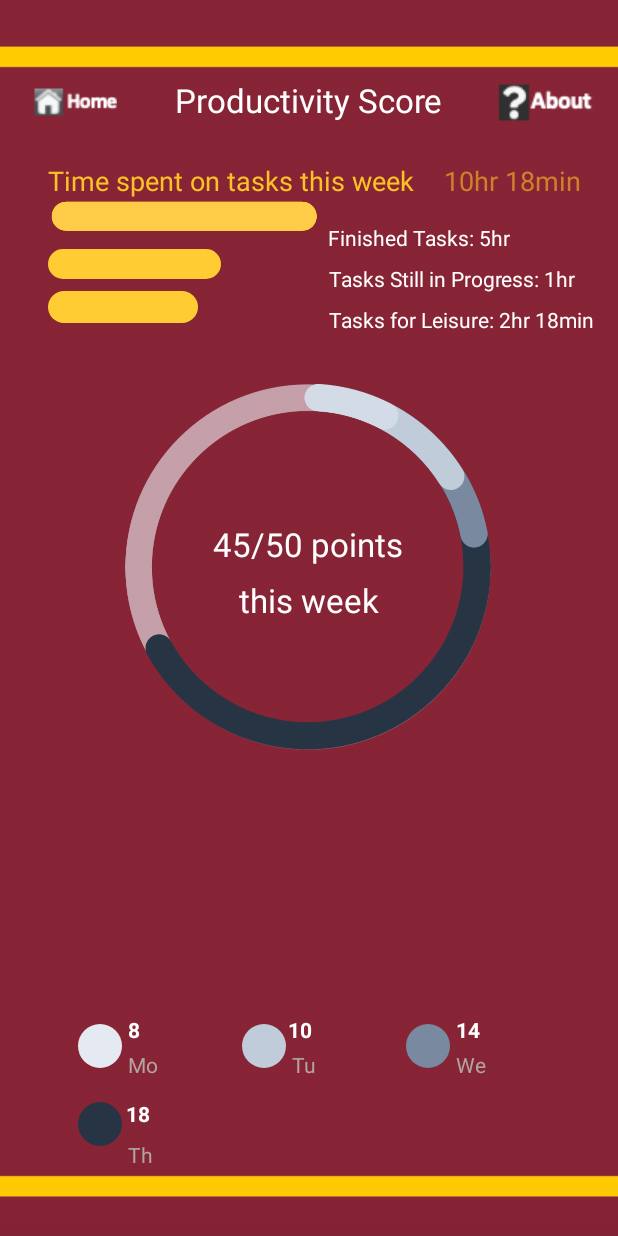
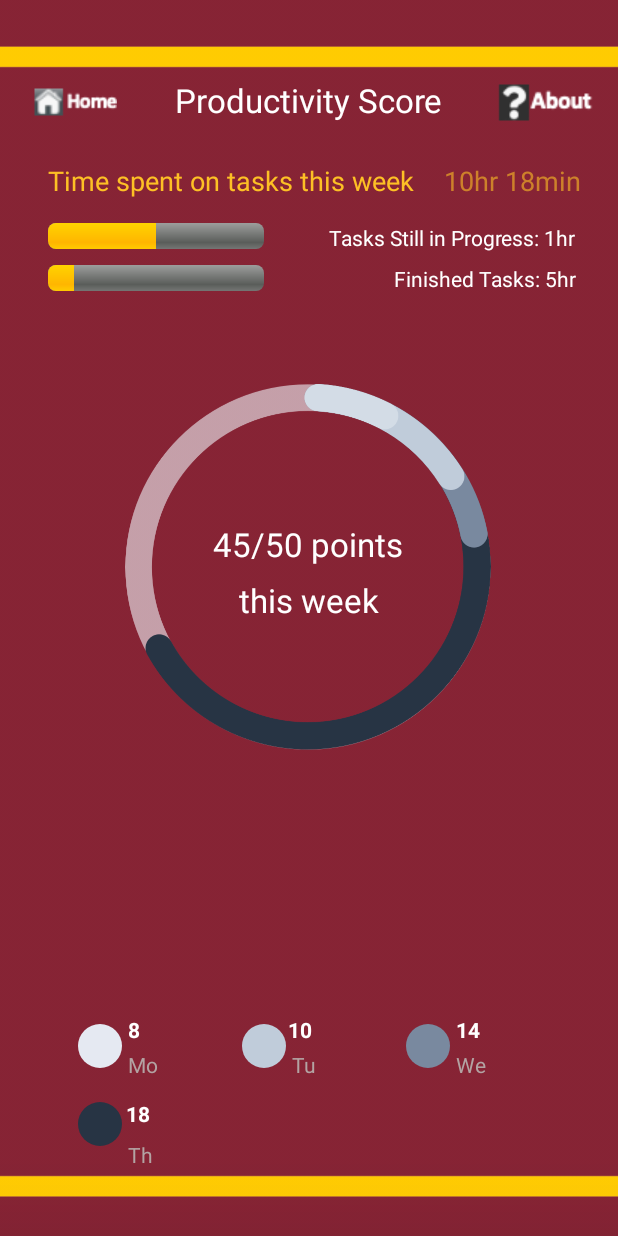
Before and after one commit to eliset2973/Schedule4U, an Android app: the layout activity_productivity.xml on its own in the app's theme, with its tools: preview values and no code run, on a phone screen of 412 x 824 dp. Run offline under Robolectric (Android 15) with nearby library versions, the phone set to English and light mode, and no system bars.

Commit message:
progress bar fixed

```diff
--- a/Schedule4U/app/src/main/res/layout/activity_productivity.xml
+++ b/Schedule4U/app/src/main/res/layout/activity_productivity.xml
@@ -84,36 +84,14 @@
         app:layout_constraintTop_toTopOf="parent"
         app:srcCompat="@drawable/raster" />
 
-    <ImageView
-        android:id="@+id/prod_rectangle2"
-        android:layout_width="115dp"
-        android:layout_height="20dp"
-        android:layout_marginStart="32dp"
-        android:layout_marginLeft="32dp"
-        android:layout_marginTop="9dp"
-        android:background="@drawable/rectangle"
-        app:layout_constraintStart_toStartOf="parent"
-        app:layout_constraintTop_toBottomOf="@+id/bar" />
-
-    <View
-        android:id="@+id/prod_rectangle3"
-        android:layout_width="100dp"
-        android:layout_height="21dp"
-        android:layout_marginStart="32dp"
-        android:layout_marginLeft="32dp"
-        android:layout_marginTop="8dp"
-        android:background="@drawable/rectangle"
-        app:layout_constraintStart_toStartOf="parent"
-        app:layout_constraintTop_toBottomOf="@+id/prod_rectangle2" />
-
     <TextView
         android:id="@+id/prod_text1"
         android:layout_width="wrap_content"
         android:layout_height="wrap_content"
         android:layout_marginTop="16dp"
-        android:layout_marginEnd="72dp"
-        android:layout_marginRight="72dp"
-        android:text="@string/prod_text1"
+        android:layout_marginEnd="28dp"
+        android:layout_marginRight="28dp"
+        android:text="@string/prod_text2"
         android:textColor="#FFFFFF"
         app:layout_constraintEnd_toEndOf="parent"
         app:layout_constraintTop_toBottomOf="@+id/prod_time_spent" />
@@ -125,22 +103,10 @@
         android:layout_marginTop="8dp"
         android:layout_marginEnd="28dp"
         android:layout_marginRight="28dp"
-        android:text="@string/prod_text2"
+        android:text="@string/prod_text1"
         android:textColor="#FFFFFF"
         app:layout_constraintEnd_toEndOf="parent"
         app:layout_constraintTop_toBottomOf="@+id/prod_text1" />
-
-    <TextView
-        android:id="@+id/prod_text3"
-        android:layout_width="wrap_content"
-        android:layout_height="wrap_content"
-        android:layout_marginTop="8dp"
-        android:layout_marginEnd="16dp"
-        android:layout_marginRight="16dp"
-        android:text="@string/prod_text3"
-        android:textColor="#FFFFFF"
-        app:layout_constraintEnd_toEndOf="parent"
-        app:layout_constraintTop_toBottomOf="@+id/prod_text2" />
 
     <TextView
         android:id="@+id/prod_text4"
@@ -315,19 +281,35 @@
         app:layout_constraintBottom_toBottomOf="parent"
         app:layout_constraintStart_toStartOf="parent" />
 
-    <ImageView
-        android:id="@+id/bar"
-        android:layout_width="184dp"
-        android:layout_height="wrap_content"
+    <ProgressBar
+        android:id="@+id/progressBar1"
+        style="@android:style/Widget.DeviceDefault.Light.ProgressBar.Horizontal"
+        android:layout_width="144dp"
+        android:layout_height="17dp"
         android:layout_marginStart="32dp"
         android:layout_marginLeft="32dp"
+        android:layout_marginTop="16dp"
+        android:endColor="#ECE4E4"
+        android:fadingEdge="none"
+        android:progress="50"
+        android:progressDrawable="@android:drawable/progress_horizontal"
         app:layout_constraintStart_toStartOf="parent"
-        app:layout_constraintTop_toBottomOf="@+id/prod_time_spent"
-        app:srcCompat="@drawable/prod_yellow_bar"
-        android:adjustViewBounds="true"
-        android:scaleType="fitCenter"
-        />
+        app:layout_constraintTop_toBottomOf="@+id/prod_time_spent" />
 
+    <ProgressBar
+        android:id="@+id/progressBar2"
+        style="@android:style/Widget.DeviceDefault.Light.ProgressBar.Horizontal"
+        android:layout_width="144dp"
+        android:layout_height="17dp"
+        android:layout_marginStart="32dp"
+        android:layout_marginLeft="32dp"
+        android:layout_marginTop="44dp"
+        android:endColor="#ECE4E4"
+        android:fadingEdge="none"
+        android:progress="12"
+        android:progressDrawable="@android:drawable/progress_horizontal"
+        app:layout_constraintStart_toStartOf="parent"
+        app:layout_constraintTop_toBottomOf="@+id/prod_time_spent" />
 
 
 </androidx.constraintlayout.widget.ConstraintLayout>
```
Also changed, not shown: Schedule4U/app/src/main/java/com/example/schedule4u/Productivity.java (+49 -5 lines).
